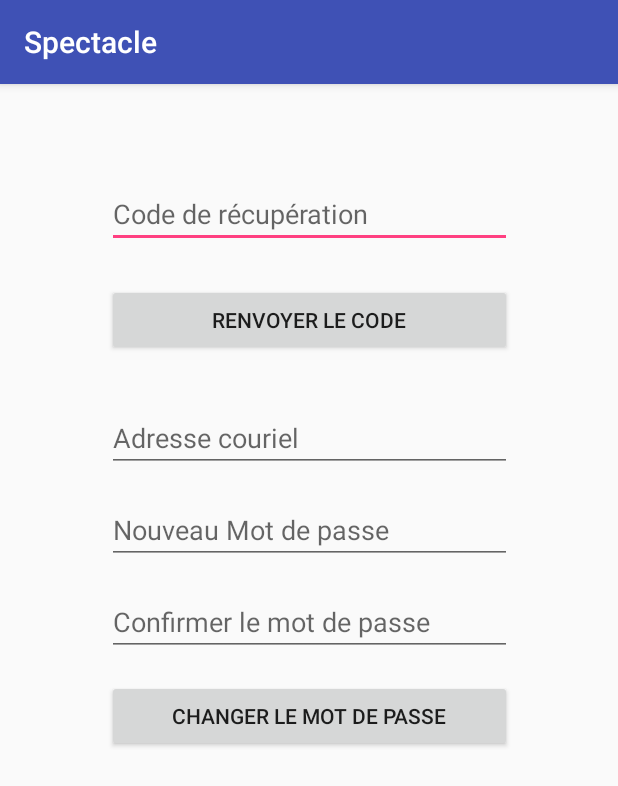
After one commit to Hayen03/Spectacle, an Android app: the NouveauMdpActivity screen opened directly, with no data from a screen before it, on a phone screen of 412 x 824 dp. The commit adds this screen. Shown: the top 786 px of the screen. Run offline under Robolectric (Android 15) with nearby library versions, the phone set to English and light mode, and no system bars.

Commit message:
interface mdp oublie

```diff
--- a/app/src/main/AndroidManifest.xml
+++ b/app/src/main/AndroidManifest.xml
@@ -14,12 +14,15 @@
         android:roundIcon="@mipmap/ic_launcher_round"
         android:supportsRtl="true"
         android:theme="@style/AppTheme">
-        <activity android:name=".LoginActivity">
+        <activity android:name=".activities.LoginActivity">
             <intent-filter>
                 <action android:name="android.intent.action.MAIN" />
+
                 <category android:name="android.intent.category.LAUNCHER" />
             </intent-filter>
         </activity>
+        <activity android:name=".activities.RecupererMdp1Activity" />
+        <activity android:name=".activities.NouveauMdpActivity"></activity>
     </application>
 
 </manifest>
--- /dev/null
+++ b/app/src/main/java/hayen/spectacle/activities/NouveauMdpActivity.java
@@ -0,0 +1,15 @@
+package hayen.spectacle.activities;
+
+import android.support.v7.app.AppCompatActivity;
+import android.os.Bundle;
+
+import hayen.spectacle.R;
+
+public class NouveauMdpActivity extends AppCompatActivity {
+
+    @Override
+    protected void onCreate(Bundle savedInstanceState) {
+        super.onCreate(savedInstanceState);
+        setContentView(R.layout.activity_nouveau_mdp);
+    }
+}
--- a/app/src/main/res/layout/activity_login.xml
+++ b/app/src/main/res/layout/activity_login.xml
@@ -4,7 +4,7 @@
     xmlns:tools="http://schemas.android.com/tools"
     android:layout_width="match_parent"
     android:layout_height="match_parent"
-    tools:context="hayen.spectacle.LoginActivity">
+    tools:context="hayen.spectacle.activities.LoginActivity">
 
     <EditText
         android:id="@+id/usernameEditText"
--- /dev/null
+++ b/app/src/main/res/layout/activity_nouveau_mdp.xml
@@ -0,0 +1,78 @@
+<?xml version="1.0" encoding="utf-8"?>
+<android.support.constraint.ConstraintLayout xmlns:android="http://schemas.android.com/apk/res/android"
+    xmlns:app="http://schemas.android.com/apk/res-auto"
+    xmlns:tools="http://schemas.android.com/tools"
+    android:layout_width="match_parent"
+    android:layout_height="match_parent"
+    tools:context="hayen.spectacle.activities.NouveauMdpActivity">
+
+    <EditText
+        android:id="@+id/codeEditText"
+        android:layout_width="270dp"
+        android:layout_height="wrap_content"
+        android:layout_marginEnd="8dp"
+        android:layout_marginStart="8dp"
+        android:layout_marginTop="64dp"
+        android:ems="10"
+        android:hint="Code de récupération"
+        android:inputType="number"
+        app:layout_constraintEnd_toEndOf="parent"
+        app:layout_constraintStart_toStartOf="parent"
+        app:layout_constraintTop_toTopOf="parent" />
+
+    <Button
+        android:id="@+id/renvoyerCodeButton"
+        android:layout_width="0dp"
+        android:layout_height="wrap_content"
+        android:layout_marginTop="24dp"
+        android:text="Renvoyer le code"
+        app:layout_constraintEnd_toEndOf="@+id/codeEditText"
+        app:layout_constraintStart_toStartOf="@+id/codeEditText"
+        app:layout_constraintTop_toBottomOf="@+id/codeEditText" />
+
+    <EditText
+        android:id="@+id/emailEditText"
+        android:layout_width="0dp"
+        android:layout_height="wrap_content"
+        android:layout_marginTop="32dp"
+        android:ems="10"
+        android:hint="Adresse couriel"
+        android:inputType="textEmailAddress"
+        app:layout_constraintEnd_toEndOf="@+id/codeEditText"
+        app:layout_constraintStart_toStartOf="@+id/codeEditText"
+        app:layout_constraintTop_toBottomOf="@+id/renvoyerCodeButton" />
+
+    <EditText
+        android:id="@+id/newMdpEditText"
+        android:layout_width="0dp"
+        android:layout_height="wrap_content"
+        android:layout_marginTop="16dp"
+        android:ems="10"
+        android:hint="Nouveau Mot de passe"
+        android:inputType="textPassword"
+        app:layout_constraintEnd_toEndOf="@+id/emailEditText"
+        app:layout_constraintStart_toStartOf="@+id/emailEditText"
+        app:layout_constraintTop_toBottomOf="@+id/emailEditText" />
+
+    <EditText
+        android:id="@+id/confirmMdpEditText"
+        android:layout_width="0dp"
+        android:layout_height="wrap_content"
+        android:layout_marginTop="16dp"
+        android:ems="10"
+        android:hint="Confirmer le mot de passe"
+        android:inputType="textPassword"
+        app:layout_constraintEnd_toEndOf="@+id/newMdpEditText"
+        app:layout_constraintStart_toStartOf="@+id/newMdpEditText"
+        app:layout_constraintTop_toBottomOf="@+id/newMdpEditText" />
+
+    <Button
+        android:id="@+id/button2"
+        android:layout_width="0dp"
+        android:layout_height="wrap_content"
+        android:layout_marginTop="16dp"
+        android:text="Changer le mot de passe"
+        app:layout_constraintEnd_toEndOf="@+id/confirmMdpEditText"
+        app:layout_constraintStart_toStartOf="@+id/confirmMdpEditText"
+        app:layout_constraintTop_toBottomOf="@+id/confirmMdpEditText" />
+</android.support.constraint.ConstraintLayout>
```
Also changed, not shown: app/src/main/java/hayen/spectacle/activities/LoginActivity.java (added, +15 -0 lines), app/src/main/java/hayen/spectacle/activities/RecupererMdp1Activity.java (renamed from app/src/main/java/hayen/spectacle/LoginActivity.java, +5 -3 lines), app/src/main/res/layout/activity_recuperer_mdp1.xml (added, +47 -0 lines), 8 other files.
